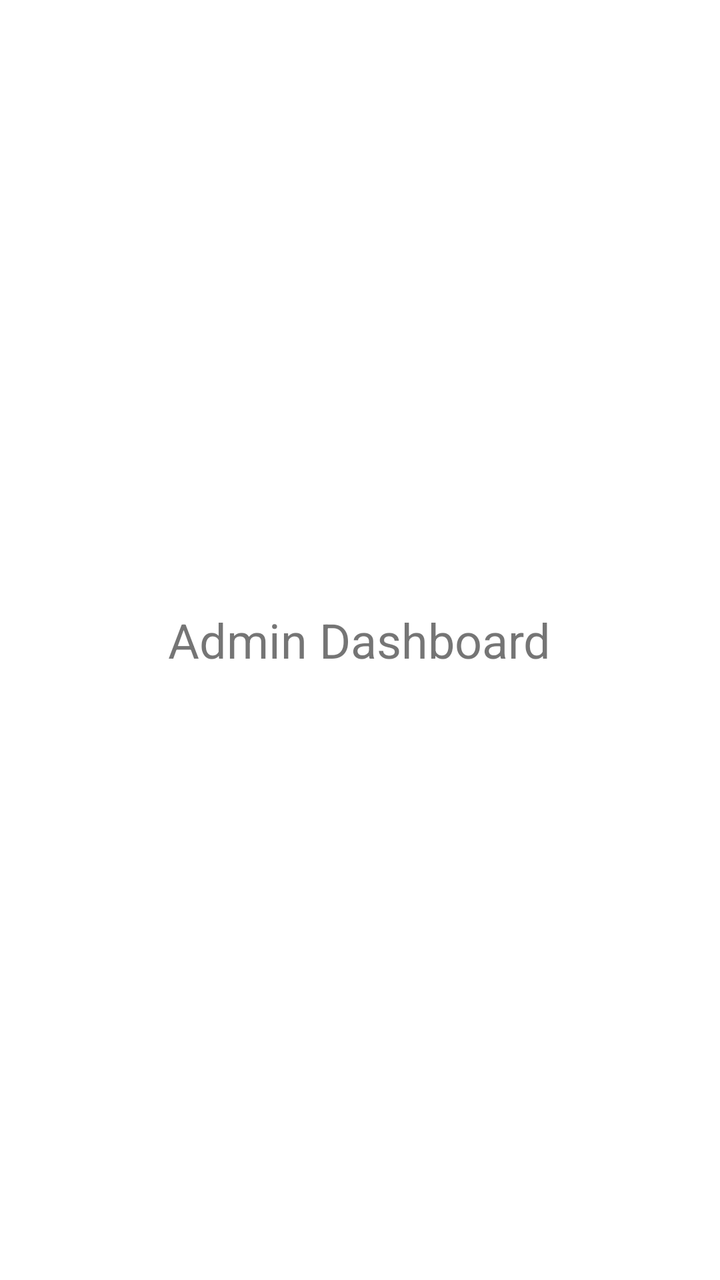
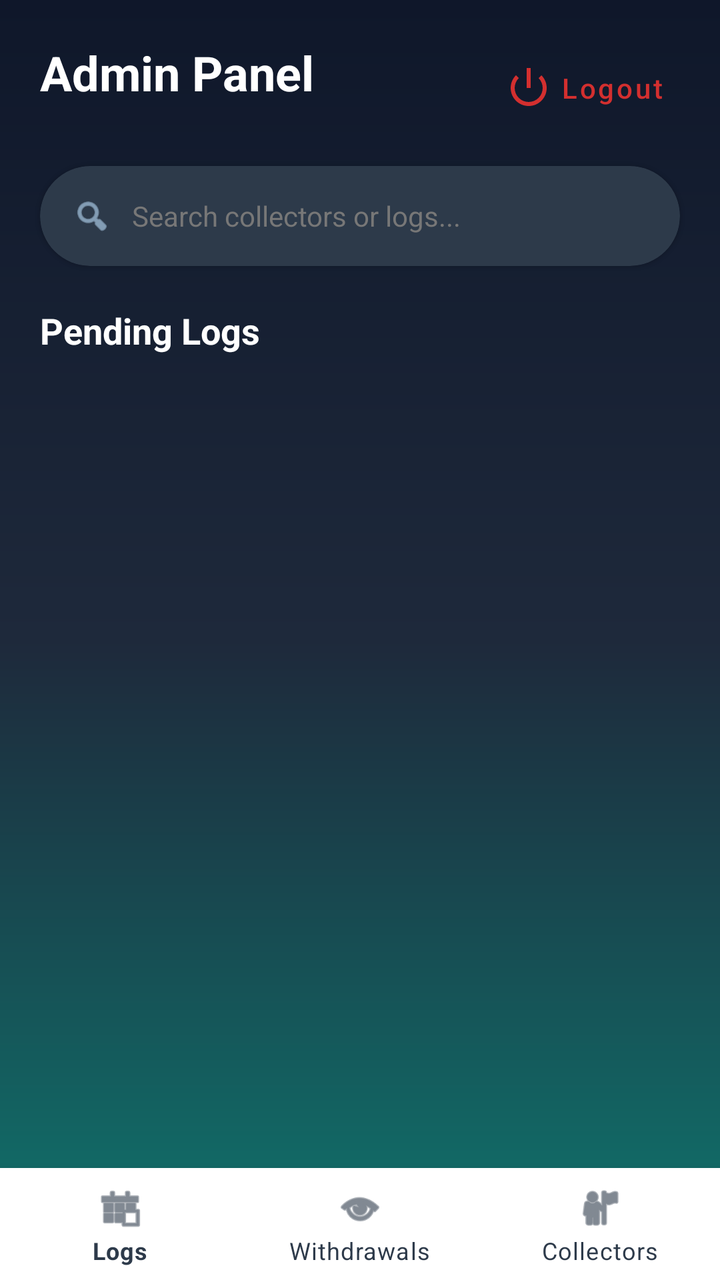

An Android layout rendered at two revisions. The XML below is the earlier revision; the diff shows what the commit changed to produce the second picture.
<!-- AndroidManifest.xml: application theme Theme.GjengePlasticLedger -->
<!-- res/layout/activity_admin_dashboard.xml -->
<LinearLayout
    xmlns:android="http://schemas.android.com/apk/res/android"
    android:gravity="center"
    android:layout_width="match_parent"
    android:layout_height="match_parent">

    <TextView
        android:text="Admin Dashboard"
        android:textSize="24sp" android:layout_height="wrap_content" android:layout_width="wrap_content"/>
</LinearLayout>
<!-- resources referenced by this layout -->
<resources>
  <style name="Theme.GjengePlasticLedger" parent="Theme.MaterialComponents.DayNight.NoActionBar">
  
          
          <item name="colorPrimary">#22C55E</item>
          <item name="colorPrimaryVariant">#16A34A</item>
          <item name="colorOnPrimary">#FFFFFF</item>
  
          
          <item name="colorSecondary">#0F172A</item>
  
      </style>
</resources>

<!-- the commit's change to res/layout/activity_admin_dashboard.xml (unified diff, before → after) -->
@@ -1,10 +1,136 @@
-<LinearLayout
-    xmlns:android="http://schemas.android.com/apk/res/android"
-    android:gravity="center"
+<?xml version="1.0" encoding="utf-8"?>
+
+<RelativeLayout xmlns:android="http://schemas.android.com/apk/res/android"
+    xmlns:app="http://schemas.android.com/apk/res-auto"
+    xmlns:tools="http://schemas.android.com/tools"
     android:layout_width="match_parent"
-    android:layout_height="match_parent">
+    android:layout_height="match_parent"
+    android:background="@drawable/bg_gradient">
 
-    <TextView
-        android:text="Admin Dashboard"
-        android:textSize="24sp" android:layout_height="wrap_content" android:layout_width="wrap_content"/>
-</LinearLayout>
+    <LinearLayout
+        android:layout_width="match_parent"
+        android:layout_height="match_parent"
+        android:orientation="vertical"
+        android:layout_above="@id/admin_bottom_navigation">
+
+        
+        <RelativeLayout
+            android:layout_width="match_parent"
+            android:layout_height="wrap_content"
+            android:layout_marginTop="20dp"
+            android:layout_marginHorizontal="20dp"
+            android:layout_marginBottom="15dp">
+
+            <TextView
+                android:id="@+id/adminGreeting"
+                android:layout_width="wrap_content"
+                android:layout_height="wrap_content"
+                android:text="Admin Panel"
+                android:textColor="#FFFFFF"
+                android:textSize="24sp"
+                android:textStyle="bold"
+                tools:ignore="HardcodedText"/>
+
+            <com.google.android.material.button.MaterialButton
+                android:id="@+id/adminLogoutBtn"
+                style="@style/Widget.MaterialComponents.Button.TextButton"
+                android:layout_width="wrap_content"
+                android:layout_height="wrap_content"
+                android:layout_alignParentEnd="true"
+                android:text="Logout"
+                android:textColor="#D32F2F"
+                app:icon="@android:drawable/ic_lock_power_off"
+                app:iconTint="#D32F2F"
+                android:textAllCaps="false"
+                tools:ignore="HardcodedText"/>
+        </RelativeLayout>
+
+        
+        <com.google.android.material.card.MaterialCardView
+            android:layout_width="match_parent"
+            android:layout_height="50dp"
+            android:layout_marginHorizontal="20dp"
+            app:cardCornerRadius="25dp"
+            android:layout_marginBottom="20dp"
+            android:backgroundTint="#2D3A4A">
+            <LinearLayout
+                android:layout_width="match_parent"
+                android:layout_height="match_parent"
+                android:gravity="center_vertical"
+                android:paddingStart="16dp"
+                android:paddingEnd="16dp">
+                <ImageView
+                    android:layout_width="20dp"
+                    android:layout_height="20dp"
+                    android:src="@android:drawable/ic_menu_search"
+                    app:tint="#BBDEFB"
+                    android:contentDescription="Search" />
+                <TextView
+                    android:layout_width="wrap_content"
+                    android:layout_height="wrap_content"
+                    android:text="Search collectors or logs..."
+                    android:textColor="#777777"
+                    android:layout_marginStart="10dp"
+                    tools:ignore="HardcodedText" />
+            </LinearLayout>
+        </com.google.android.material.card.MaterialCardView>
+
+        
+        <ScrollView
+            android:layout_width="match_parent"
+            android:layout_height="match_parent"
+            android:fillViewport="true">
+
+            <LinearLayout
+                android:id="@+id/adminContentContainer"
+                android:layout_width="match_parent"
+                android:layout_height="wrap_content"
+                android:orientation="vertical"
+                android:paddingHorizontal="20dp">
+
+                
+                <TextView
+                    android:id="@+id/adminSectionTitle"
+                    android:layout_width="wrap_content"
+                    android:layout_height="wrap_content"
+                    android:text="Pending Logs"
+                    android:textColor="#FFFFFF"
+                    android:textSize="18sp"
+                    android:textStyle="bold"
+                    android:layout_marginBottom="15dp"
+                    tools:ignore="HardcodedText"/>
+
+                <LinearLayout
+                    android:id="@+id/adminItemsList"
+                    android:layout_width="match_parent"
+                    android:layout_height="wrap_content"
+                    android:orientation="vertical">
+                    
+                </LinearLayout>
+
+                <GridLayout
+                    android:id="@+id/adminCollectorsGrid"
+                    android:layout_width="match_parent"
+                    android:layout_height="wrap_content"
+                    android:columnCount="2"
+                    android:visibility="gone">
+                    
+                </GridLayout>
+
+            </LinearLayout>
+        </ScrollView>
+
+    </LinearLayout>
+
+    <com.google.android.material.bottomnavigation.BottomNavigationView
+        android:id="@+id/admin_bottom_navigation"
+        android:layout_width="match_parent"
+        android:layout_height="wrap_content"
+        android:layout_alignParentBottom="true"
+        android:background="#FFFFFF"
+        app:menu="@menu/admin_nav_menu"
+        app:itemIconTint="#2D3A4A"
+        app:itemTextColor="#2D3A4A"
+        app:labelVisibilityMode="labeled"/>
+
+</RelativeLayout>
<!-- resource entries referenced after the edit -->
@@ -1,5 +1,13 @@
 <!-- resources referenced by this layout -->
 <resources>
+  <!-- drawable bg_gradient (drawable) -->
+  <shape xmlns:android="http://schemas.android.com/apk/res/android">
+      <gradient
+          android:startColor="#0F172A"
+          android:centerColor="#1E293B"
+          android:endColor="#0F766E"
+          android:angle="270"/>
+  </shape>
   <style name="Theme.GjengePlasticLedger" parent="Theme.MaterialComponents.DayNight.NoActionBar">
   
           
